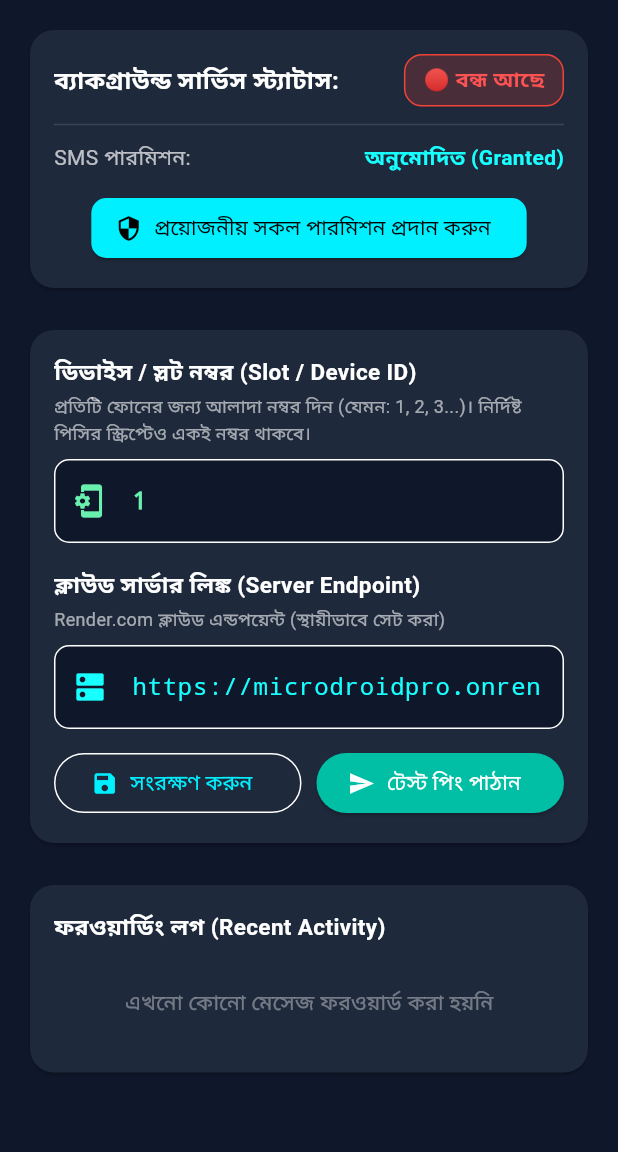
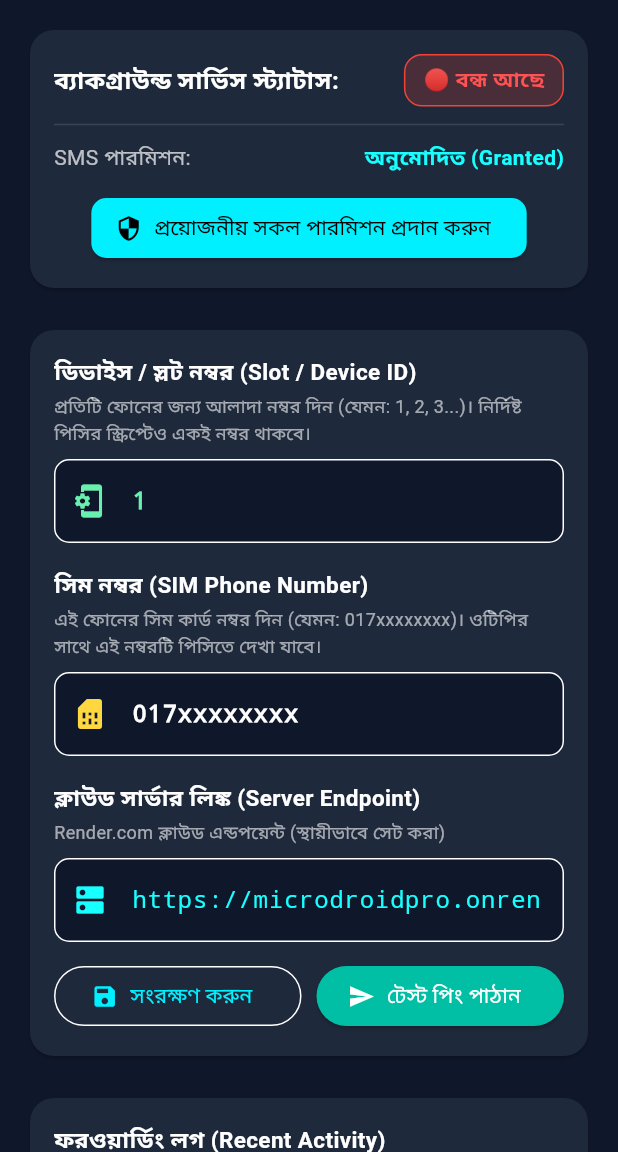
Before and after one commit to rathininfo/microdroidpro, a Flutter app: the screen it shows after launch, on a phone screen of 412 x 824 dp, the part 84-1236 px from its top. Run offline on Flutter 3.47's test engine with Material 3 defaults, Android fonts, the phone set to English and light mode, and no system bars; our stand-ins replace permission_handler, shared_preferences; missing offline and left inert: flutter_background_service.

Commit message:
Add SIM phone number mapping and display across App, Server, Dashboard and Python

```diff
--- a/android-sms-forwarder/lib/main.dart
+++ b/android-sms-forwarder/lib/main.dart
@@ -45,6 +45,7 @@ class DashboardScreen extends StatefulWidget {
 class _DashboardScreenState extends State<DashboardScreen> {
   final TextEditingController _urlController = TextEditingController(text: defaultServerUrl);
   final TextEditingController _deviceIdController = TextEditingController(text: "1");
+  final TextEditingController _simNumberController = TextEditingController();
   bool _isServiceRunning = false;
   String _smsPermissionStatus = "Checking...";
   final List<Map<String, dynamic>> _forwardedLogs = [];
@@ -80,11 +81,13 @@ class _DashboardScreenState extends State<DashboardScreen> {
       await prefs.setString('server_url', savedUrl);
     }
     final savedDeviceId = prefs.getString('device_id') ?? "1";
+    final savedSimNumber = prefs.getString('sim_number') ?? "";
 
     if (mounted) {
       setState(() {
         _urlController.text = savedUrl!;
         _deviceIdController.text = savedDeviceId;
+        _simNumberController.text = savedSimNumber;
       });
     }
 
@@ -156,11 +159,12 @@ class _DashboardScreenState extends State<DashboardScreen> {
     final prefs = await SharedPreferences.getInstance();
     await prefs.setString('server_url', _urlController.text.trim());
     await prefs.setString('device_id', _deviceIdController.text.trim().isEmpty ? "1" : _deviceIdController.text.trim());
+    await prefs.setString('sim_number', _simNumberController.text.trim());
     if (mounted) {
       ScaffoldMessenger.of(context).showSnackBar(
         const SnackBar(
           backgroundColor: Colors.teal,
-          content: Text('💾 সার্ভার URL ও স্লট আইডি সফলভাবে সংরক্ষিত হয়েছে!'),
+          content: Text('💾 সার্ভার URL, স্লট ও সিম নম্বর সংরক্ষিত হয়েছে!'),
         ),
       );
     }
@@ -169,8 +173,9 @@ class _DashboardScreenState extends State<DashboardScreen> {
   Future<void> _sendTestSms() async {
     final targetUrl = _urlController.text.trim();
     final dId = _deviceIdController.text.trim().isEmpty ? "1" : _deviceIdController.text.trim();
+    final simNum = _simNumberController.text.trim();
     ScaffoldMessenger.of(context).showSnackBar(
-      SnackBar(content: Text('📤 স্লট #$dId থেকে সার্ভারে টেস্ট পাঠানো হচ্ছে...')),
+      SnackBar(content: Text('📤 স্লট #$dId (${simNum.isEmpty ? "No SIM" : simNum}) থেকে টেস্ট পাঠানো হচ্ছে...')),
     );
 
     try {
@@ -179,8 +184,9 @@ class _DashboardScreenState extends State<DashboardScreen> {
         headers: {'Content-Type': 'application/json'},
         body: jsonEncode({
           'deviceId': dId,
+          'simNumber': simNum,
           'sender': 'IVAC-TEST',
-          'message': 'Your IVAC test OTP is 987654. Sent from Slot #$dId.',
+          'message': 'Your IVAC test OTP is 987654. Sent from Slot #$dId (SIM: $simNum).',
           'timestamp': DateTime.now().toIso8601String(),
         }),
       ).timeout(const Duration(seconds: 5));
@@ -334,6 +340,33 @@ class _DashboardScreenState extends State<DashboardScreen> {
                     ),
                     const SizedBox(height: 16),
                     const Text(
+                      'সিম নম্বর (SIM Phone Number)',
+                      style: TextStyle(fontSize: 15, fontWeight: FontWeight.bold),
+                    ),
+                    const SizedBox(height: 4),
+                    const Text(
+                      'এই ফোনের সিম কার্ড নম্বর দিন (যেমন: 017xxxxxxxx)। ওটিপির সাথে এই নম্বরটি পিসিতে দেখা যাবে।',
+                      style: TextStyle(fontSize: 12, color: Colors.white60),
+                    ),
+                    const SizedBox(height: 8),
+                    TextField(
+                      controller: _simNumberController,
+                      keyboardType: TextInputType.phone,
+                      style: const TextStyle(fontFamily: 'monospace', color: Colors.amberAccent, fontWeight: FontWeight.bold, fontSize: 16),
+                      onChanged: (val) async {
+                        final prefs = await SharedPreferences.getInstance();
+                        await prefs.setString('sim_number', val.trim());
+                      },
+                      decoration: InputDecoration(
+                        filled: true,
+                        fillColor: const Color(0xFF0F172A),
+                        border: OutlineInputBorder(borderRadius: BorderRadius.circular(10)),
+                        prefixIcon: const Icon(Icons.sim_card, color: Colors.amberAccent),
+                        hintText: '017xxxxxxxx',
+                      ),
+                    ),
+                    const SizedBox(height: 16),
+                    const Text(
                       'ক্লাউড সার্ভার লিঙ্ক (Server Endpoint)',
                       style: TextStyle(fontSize: 15, fontWeight: FontWeight.bold),
                     ),
--- a/android-sms-forwarder/pubspec.yaml
+++ b/android-sms-forwarder/pubspec.yaml
@@ -1,7 +1,7 @@
 name: ivac_sms_forwarder
 description: "Self-hosted Android Background SMS Forwarder (MacroDroid Alternative)"
 publish_to: "none"
-version: 1.0.5+6
+version: 1.0.6+7
 
 environment:
   sdk: ">=3.0.0 <4.0.0"
```
Also changed, not shown: 8 other files.
